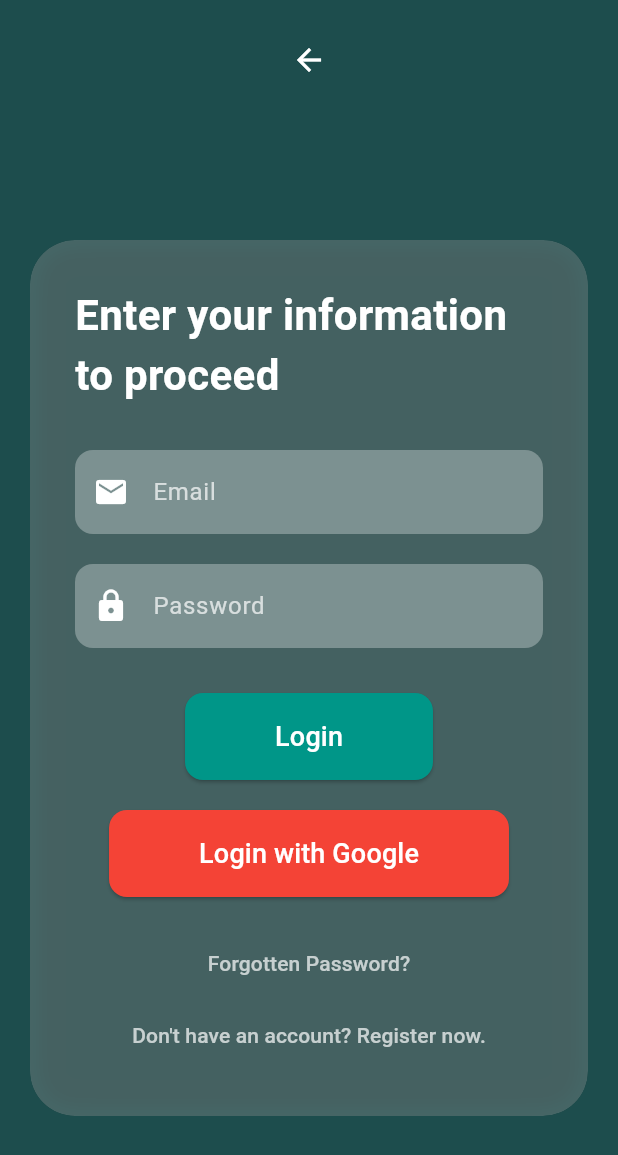
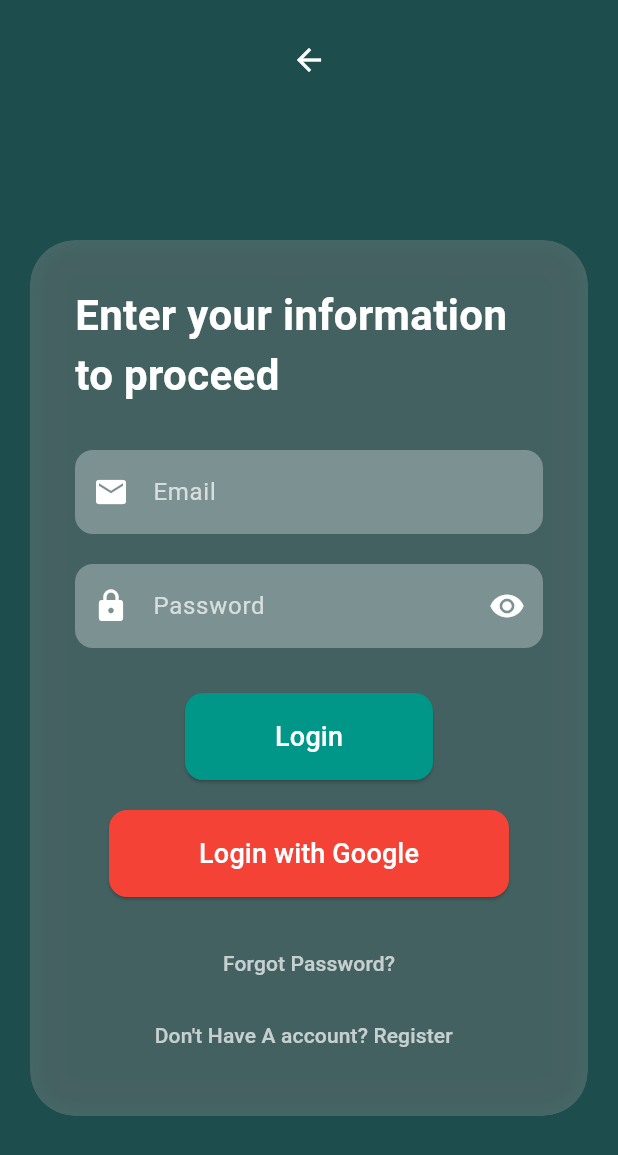
Before and after one commit to Fzzz03/firebase_integration, a Flutter app: the ZakatLoginPage screen opened directly, on a phone screen of 412 x 824 dp. Shown: the top 1155 px of the screen. Run offline on Flutter 3.47's test engine with Material 3 defaults, Android fonts, the phone set to English and light mode, and no system bars; our stand-ins replace firebase_auth, firebase_core, google_sign_in; accounts and stored records are empty.

Commit message:
Update zakat_login_page.dart
Visibility function added to password fields .

```diff
--- a/lib/zakat_login_page.dart
+++ b/lib/zakat_login_page.dart
@@ -19,6 +19,7 @@ class _ZakatLoginPageState extends State<ZakatLoginPage> {
   final TextEditingController emailController = TextEditingController();
   final TextEditingController passwordController = TextEditingController();
   final GoogleSignIn googleSignIn = GoogleSignIn(); // Initialize GoogleSignIn
+  bool _obscurePassword = true; // To toggle password visibility
 
   // Handle regular email/password login
   Future<void> login() async {
@@ -155,11 +156,28 @@ class _ZakatLoginPageState extends State<ZakatLoginPage> {
                               controller: emailController,
                             ),
                             const SizedBox(height: 20),
-                            InputField(
-                              hintText: 'Password',
-                              icon: Icons.lock,
-                              obscureText: true,
-                              controller: passwordController,
+                            // Password Field with Eye Icon
+                            Stack(
+                              alignment: Alignment.centerRight,
+                              children: [
+                                InputField(
+                                  hintText: 'Password',
+                                  icon: Icons.lock,
+                                  obscureText: _obscurePassword,
+                                  controller: passwordController,
+                                ),
+                                IconButton(
+                                  icon: Icon(
+                                    _obscurePassword ? Icons.visibility : Icons.visibility_off,
+                                    color: Colors.white, // Set icon color to white
+                                  ),
+                                  onPressed: () {
+                                    setState(() {
+                                      _obscurePassword = !_obscurePassword; // Toggle visibility
+                                    });
+                                  },
+                                ),
+                              ],
                             ),
                             const SizedBox(height: 30),
                             ElevatedButton(
@@ -197,7 +215,7 @@ class _ZakatLoginPageState extends State<ZakatLoginPage> {
                             TextButton(
                               onPressed: _resetPassword, // Call reset password function
                               child: const Text(
-                                'Forgotten Password?',
+                                'Forgot Password?',
                                 style: TextStyle(color: Colors.white70),
                               ),
                             ),
@@ -211,9 +229,7 @@ class _ZakatLoginPageState extends State<ZakatLoginPage> {
                                 );
                               },
                               child: const Text(
-                                "Don't have an account? Register now.",
-
-
+                                "Don't Have A account? Register  ",
                                 style: TextStyle(color: Colors.white70),
                               ),
                             ),
```
